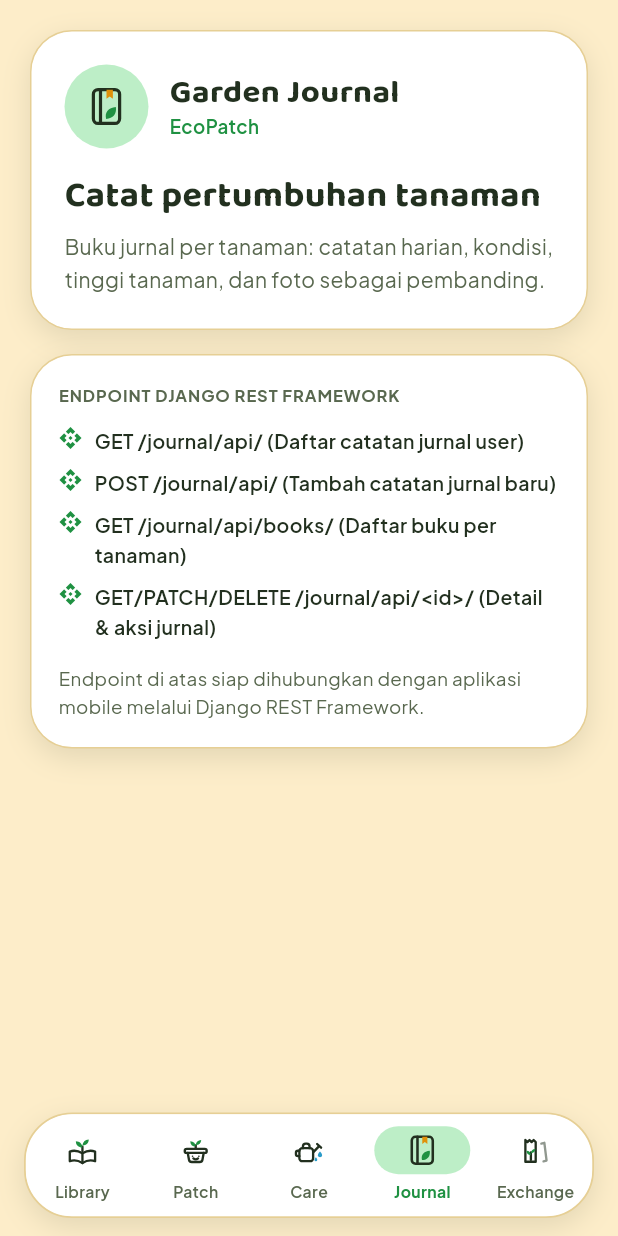
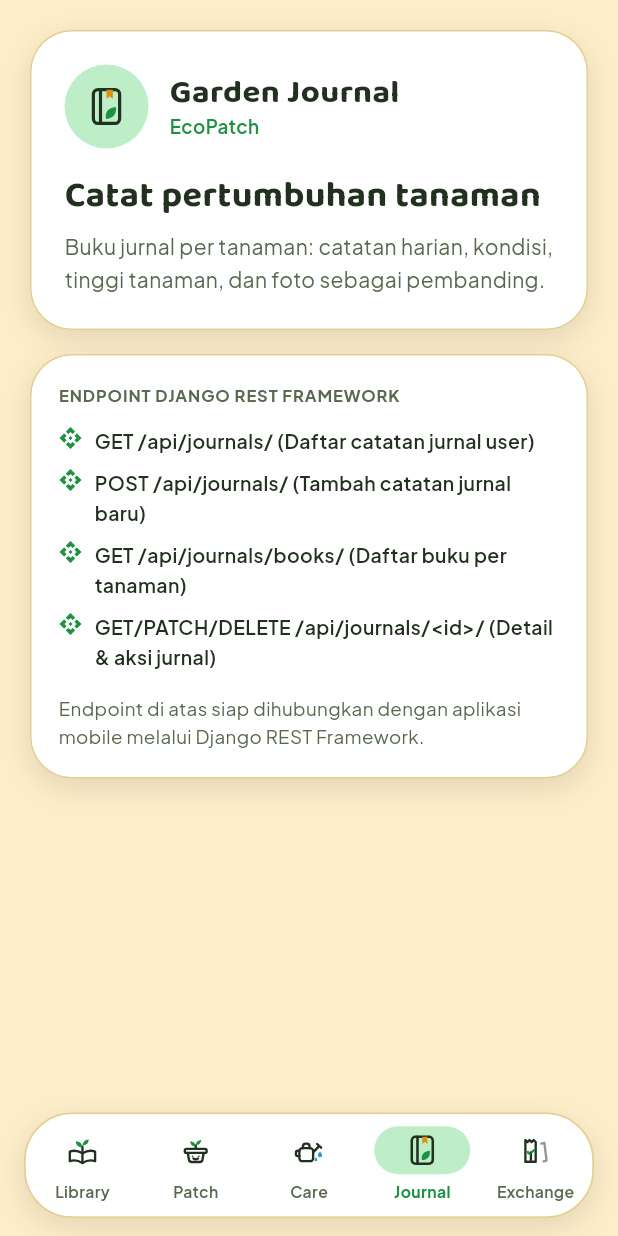
Before and after one commit to pbpa02-ecopatch/ecopatch-app, a Flutter app: the screen it shows after launch, item 4 of the bottom bar chosen, on a phone screen of 412 x 824 dp. Run offline on Flutter 3.47's test engine with Material 3 defaults, Android fonts, the phone set to English and light mode, and no system bars; our stand-ins replace flutter_svg.

Commit message:
fix(api): point module screens at the DRF endpoints that exist

```diff
--- a/lib/theme/app_icons.dart
+++ b/lib/theme/app_icons.dart
@@ -12,11 +12,10 @@ enum EcoModule {
     heading: 'Cari tanaman yang cocok',
     description:
         'Katalog tanaman dengan filter cahaya, ruang, dan tingkat perawatan, plus rekomendasi untuk tiap EcoPatch.',
-    endpoint: '/plants/api/',
     endpoints: [
-      'GET /plants/api/ (Katalog 60 tanaman & filter)',
-      'GET /plants/api/<id>/ (Detail spesifikasi tanaman)',
-      'GET /plants/api/recommendations/ (Rekomendasi per petak)',
+      'GET /api/plants/ (Katalog 60 tanaman & filter)',
+      'GET /api/plants/<id>/ (Detail spesifikasi tanaman)',
+      'GET /api/plants/recommendations/?patch=<id> (Rekomendasi per EcoPatch)',
     ],
   ),
   myEcoPatch(
@@ -26,11 +25,10 @@ enum EcoModule {
     heading: 'Kelola kebun virtualmu',
     description:
         'Buat EcoPatch, tambahkan tanaman dari Plant Library, lalu pantau status tiap tanaman sampai panen.',
-    endpoint: '/my-ecopatch/api/',
     endpoints: [
-      'GET /my-ecopatch/api/ (Daftar kebun virtual user)',
-      'POST /my-ecopatch/api/ (Buat kebun baru)',
-      'GET/POST /my-ecopatch/api/<id>/plants/ (Kelola tanaman)',
+      'GET /api/ecopatches/ (Daftar kebun virtual user)',
+      'POST /api/ecopatches/ (Buat kebun baru)',
+      'GET/POST /api/ecopatches/<id>/plants/ (Kelola tanaman)',
     ],
   ),
   smartCare(
@@ -40,12 +38,11 @@ enum EcoModule {
     heading: 'Rawat tanaman tepat waktu',
     description:
         'Daftar tugas perawatan harian, pengingat, dan prakiraan cuaca tujuh hari dari Open-Meteo.',
-    endpoint: '/smart-care/api/care-tasks/',
     endpoints: [
-      'GET /smart-care/api/care-tasks/ (Daftar tugas perawatan)',
-      'POST /smart-care/api/care-tasks/ (Buat tugas manual)',
-      'POST /smart-care/api/care-tasks/<id>/complete/ (Toggle selesai)',
-      'GET /smart-care/api/weather/ (Prakiraan cuaca Open-Meteo)',
+      'GET /api/care-tasks/ (Daftar tugas perawatan)',
+      'POST /api/care-tasks/ (Buat tugas manual)',
+      'POST /api/care-tasks/<id>/complete/ (Tandai selesai)',
+      'GET /api/weather/ (Prakiraan cuaca Open-Meteo)',
     ],
   ),
   gardenJournal(
@@ -55,12 +52,11 @@ enum EcoModule {
     heading: 'Catat pertumbuhan tanaman',
     description:
         'Buku jurnal per tanaman: catatan harian, kondisi, tinggi tanaman, dan foto sebagai pembanding.',
-    endpoint: '/journal/api/',
     endpoints: [
-      'GET /journal/api/ (Daftar catatan jurnal user)',
-      'POST /journal/api/ (Tambah catatan jurnal baru)',
-      'GET /journal/api/books/ (Daftar buku per tanaman)',
-      'GET/PATCH/DELETE /journal/api/<id>/ (Detail & aksi jurnal)',
+      'GET /api/journals/ (Daftar catatan jurnal user)',
+      'POST /api/journals/ (Tambah catatan jurnal baru)',
+      'GET /api/journals/books/ (Daftar buku per tanaman)',
+      'GET/PATCH/DELETE /api/journals/<id>/ (Detail & aksi jurnal)',
     ],
   ),
   seedExchange(
@@ -70,11 +66,10 @@ enum EcoModule {
     heading: 'Bagikan dan tukar bibit',
     description:
         'Listing benih dan bibit dari anggota lain, lengkap dengan alur booking sampai pertukaran selesai.',
-    endpoint: '/seed-exchange/api/',
     endpoints: [
-      'GET /seed-exchange/api/ (Jelajahi listing benih/bibit)',
-      'POST /seed-exchange/api/ (Buat tawaran barter/donasi)',
-      'POST /seed-exchange/api/<id>/book/ (Ajukan booking bibit)',
+      'GET /api/seeds/ (Jelajahi listing benih/bibit)',
+      'POST /api/seeds/ (Buat tawaran barter/donasi)',
+      'POST /api/seeds/<id>/book/ (Ajukan booking bibit)',
     ],
   );
 
@@ -84,7 +79,6 @@ enum EcoModule {
     required this.icon,
     required this.heading,
     required this.description,
-    required this.endpoint,
     required this.endpoints,
   });
 
@@ -98,7 +92,6 @@ enum EcoModule {
 
   final String heading;
   final String description;
-  final String endpoint;
   final List<String> endpoints;
 
   String get iconAsset => 'assets/icons/$icon.svg';
```
